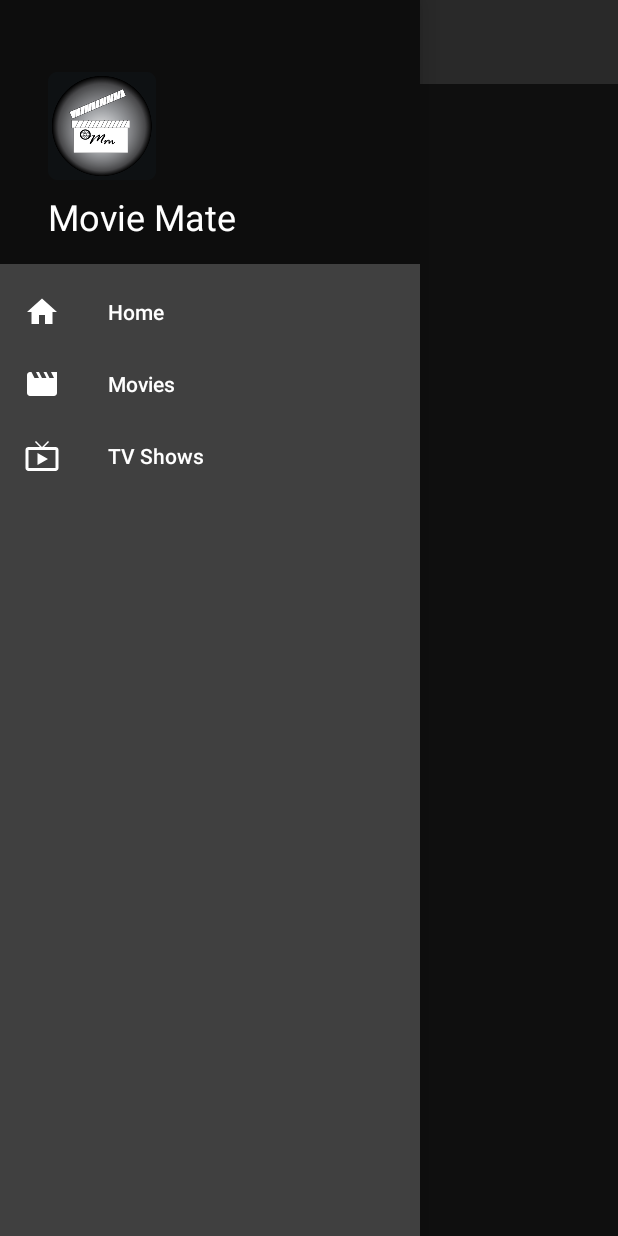
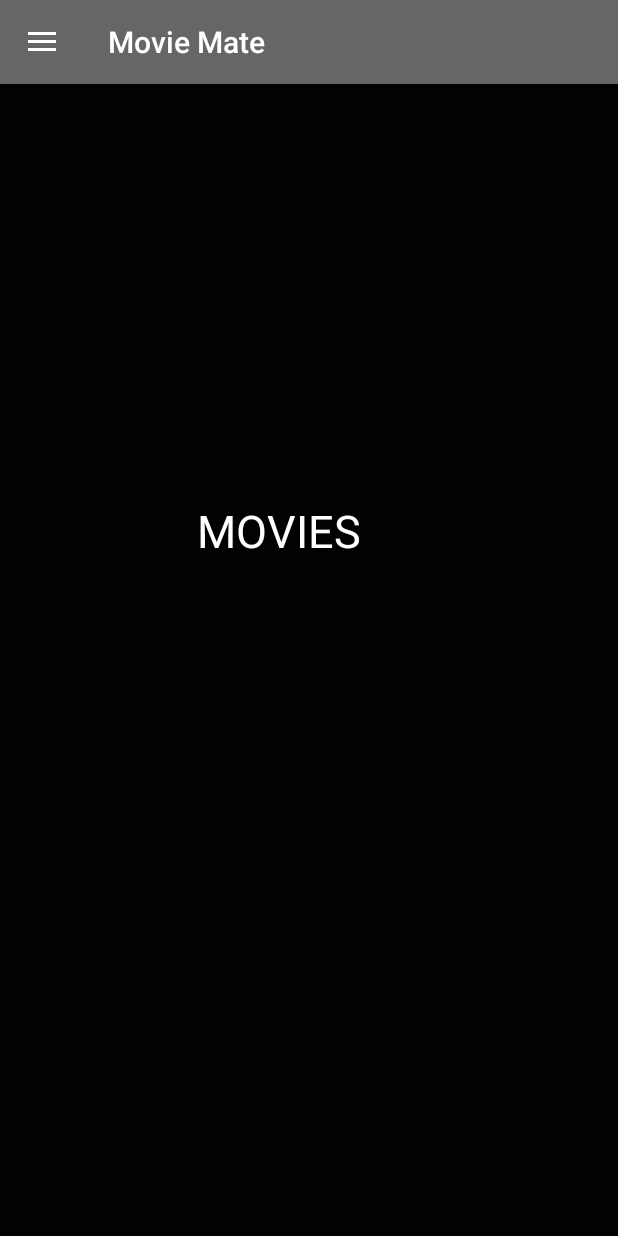
Before and after one commit to TanishqBhardwaj/BasicApp, an Android app: the screen it shows after launch (MainActivity), in the side drawer, after a tap on "Movies", on a phone screen of 412 x 824 dp. Run offline under Robolectric (Android 15) with nearby library versions, the phone set to English and light mode, and no system bars; libraries missing offline, so code that uses them is left out: com.facebook.drawee; 1 statement that could not run was skipped.

Commit message:
New Activities Added like HOME,TV

```diff
--- /dev/null
+++ b/app/src/main/java/com/example/moviemate/HomeFragment.java
@@ -0,0 +1,18 @@
+package com.example.moviemate;
+
+import android.os.Bundle;
+import android.view.LayoutInflater;
+import android.view.View;
+import android.view.ViewGroup;
+
+import androidx.annotation.NonNull;
+import androidx.annotation.Nullable;
+import androidx.fragment.app.Fragment;
+
+public class HomeFragment extends Fragment {
+    @Nullable
+    @Override
+    public View onCreateView(@NonNull LayoutInflater inflater, @Nullable ViewGroup container, @Nullable Bundle savedInstanceState) {
+        return inflater.inflate(R.layout.fragment_home, container, false);
+    }
+}
--- a/app/src/main/java/com/example/moviemate/MainActivity.java
+++ b/app/src/main/java/com/example/moviemate/MainActivity.java
@@ -1,5 +1,6 @@
 package com.example.moviemate;
 
+import androidx.annotation.NonNull;
 import androidx.appcompat.app.ActionBarDrawerToggle;
 import androidx.appcompat.app.AppCompatActivity;
 import androidx.appcompat.widget.Toolbar;
@@ -14,8 +15,12 @@ import android.net.Uri;
 import android.os.AsyncTask;
 import android.os.Bundle;
 import android.os.Handler;
+import android.view.MenuItem;
 
 import com.facebook.drawee.backends.pipeline.Fresco;
+import com.google.android.material.bottomnavigation.BottomNavigationView;
+import com.google.android.material.navigation.NavigationView;
+
 import org.json.JSONArray;
 import org.json.JSONException;
 import org.json.JSONObject;
@@ -27,7 +32,7 @@ import java.net.URL;
 import java.util.ArrayList;
 import java.util.Scanner;
 
-public class MainActivity extends AppCompatActivity {
+public class MainActivity extends AppCompatActivity implements NavigationView.OnNavigationItemSelectedListener {
 
     final static String apiUrl = "https://api.themoviedb.org/3/movie/popular?api_key=b8f745c2d43033fd65ce3af63180c3c3";
     private RecyclerView mRecyclerView;
@@ -51,10 +56,35 @@ public class MainActivity extends AppCompatActivity {
         mRecyclerView.setLayoutManager(new LinearLayoutManager(this)); // what does this mean
         mMovieList = new ArrayList<>();
 
+        NavigationView navigationView = findViewById(R.id.navigation_view);
+        navigationView.setNavigationItemSelectedListener(this);
+
         setUpToolBar();
         URL searchURL = buildUrl();
         new queryTask().execute(searchURL);
     }
+
+    @Override
+    public boolean onNavigationItemSelected(@NonNull MenuItem item) {
+        switch (item.getItemId()) {
+            case R.id.nav_home:
+                getSupportFragmentManager().beginTransaction().replace(R.id.fragment_container,new HomeFragment()).commit();
+                break;
+
+            case R.id.nav_movies:
+                getSupportFragmentManager().beginTransaction().replace(R.id.fragment_container,new MoviesFragment()).commit();
+                break;
+            case R.id.nav_TV_shows:
+                getSupportFragmentManager().beginTransaction().replace(R.id.fragment_container,new TvFragment()).commit();
+                break;
+
+        }
+        drawerLayout.closeDrawer(GravityCompat.START);
+
+
+        return true;
+    }
+
 
     private void setUpToolBar() {
         drawerLayout = findViewById(R.id.drawer_layout);
--- /dev/null
+++ b/app/src/main/java/com/example/moviemate/MoviesFragment.java
@@ -0,0 +1,18 @@
+package com.example.moviemate;
+
+import android.os.Bundle;
+import android.view.LayoutInflater;
+import android.view.View;
+import android.view.ViewGroup;
+
+import androidx.annotation.NonNull;
+import androidx.annotation.Nullable;
+import androidx.fragment.app.Fragment;
+
+public class MoviesFragment extends Fragment {
+    @Nullable
+    @Override
+    public View onCreateView(@NonNull LayoutInflater inflater, @Nullable ViewGroup container, @Nullable Bundle savedInstanceState) {
+        return inflater.inflate(R.layout.fragment_movies, container, false);
+    }
+}
--- a/app/src/main/res/layout/activity_main.xml
+++ b/app/src/main/res/layout/activity_main.xml
@@ -22,7 +22,9 @@
             android:background="#666666"
             android:theme="@style/ThemeOverlay.AppCompat.Dark.ActionBar"
             app:layout_constraintTop_toTopOf="parent"
-            app:popupTheme="@style/ThemeOverlay.AppCompat.Light" />
+            app:popupTheme="@style/ThemeOverlay.AppCompat.Light"
+            android:elevation="4dp"/>
+
 
         <androidx.recyclerview.widget.RecyclerView
             android:id="@+id/recycler_view"
@@ -31,6 +33,10 @@
             android:layout_marginTop="56dp"
             android:background="#262626"
             app:layout_constraintTop_toBottomOf="@+id/toolbar" />
+        <FrameLayout
+            android:id="@+id/fragment_container"
+            android:layout_width="match_parent"
+            android:layout_height="match_parent"/>
 
     </androidx.constraintlayout.widget.ConstraintLayout>
 
--- /dev/null
+++ b/app/src/main/res/layout/fragment_movies.xml
@@ -0,0 +1,22 @@
+<?xml version="1.0" encoding="utf-8"?>
+<androidx.constraintlayout.widget.ConstraintLayout xmlns:android="http://schemas.android.com/apk/res/android"
+    xmlns:app="http://schemas.android.com/apk/res-auto"
+    xmlns:tools="http://schemas.android.com/tools"
+    android:layout_width="match_parent"
+    android:layout_height="match_parent"
+    android:background="@color/colorBackground"
+    android:orientation="vertical">
+
+    <TextView
+        android:layout_width="148dp"
+        android:layout_height="38dp"
+        android:layout_centerInParent="true"
+        android:layout_marginStart="131dp"
+        android:layout_marginTop="333dp"
+        android:text="MOVIES"
+        android:textColor="@color/colorhead"
+        android:textSize="30sp"
+        app:layout_constraintStart_toStartOf="parent"
+        app:layout_constraintTop_toTopOf="parent" />
+
+</androidx.constraintlayout.widget.ConstraintLayout>
```
Also changed, not shown: app/src/main/java/com/example/moviemate/TvFragment.java (added, +18 -0 lines), app/src/main/res/layout/fragment_home.xml (added, +22 -0 lines), app/src/main/res/layout/fragment_tv.xml (added, +22 -0 lines).
